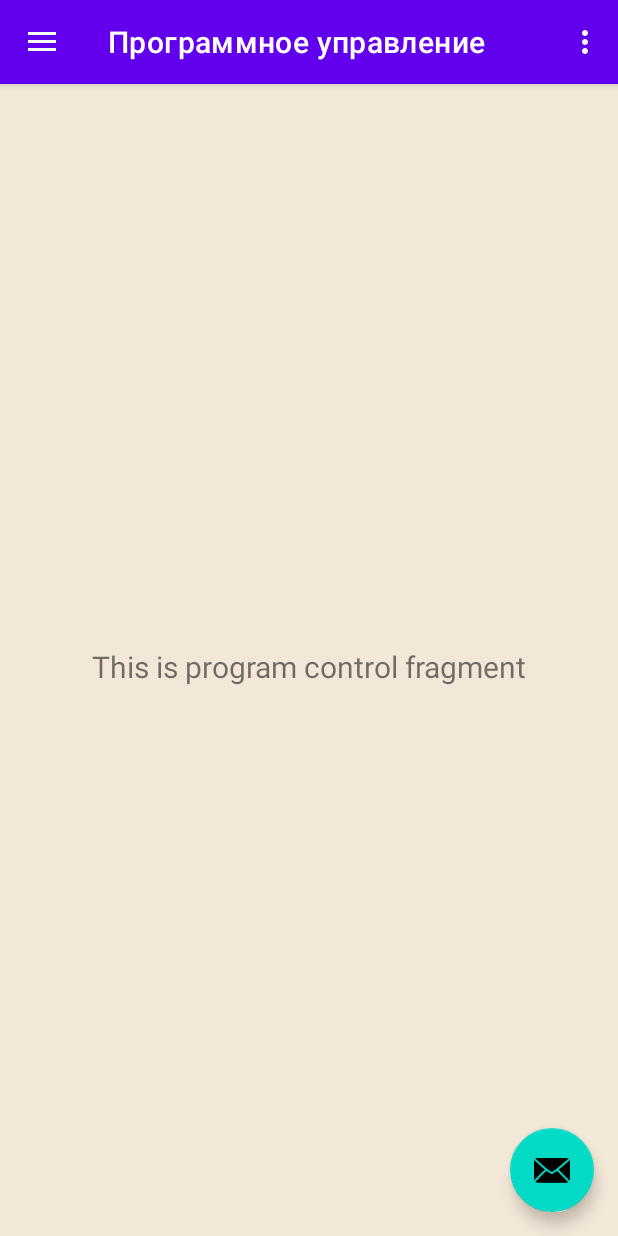
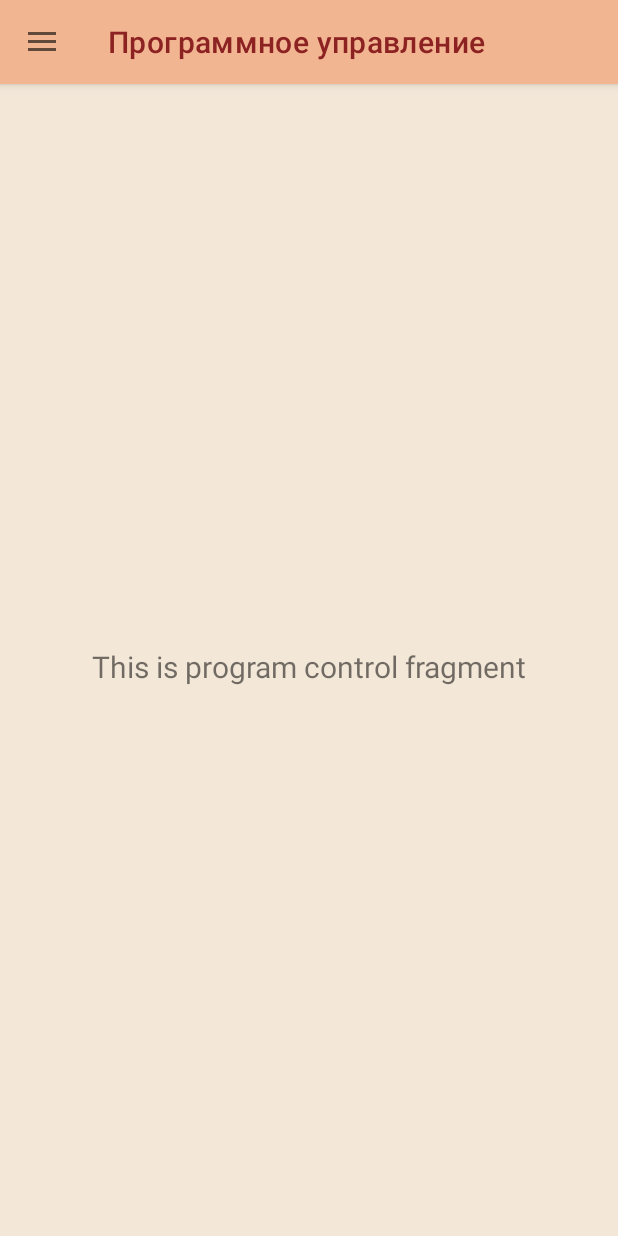
Before and after one commit to Barsatar/RobotArmClient, an Android app: the screen it shows after launch (MainActivity), on a phone screen of 412 x 824 dp. Run offline under Robolectric (Android 15) with nearby library versions, the phone set to English and light mode, and no system bars; our stand-ins replace navigation-ui; Roboto replaces fonts that are not available here.

Commit message:
Настройка Toolbar.

```diff
--- a/app/src/main/AndroidManifest.xml
+++ b/app/src/main/AndroidManifest.xml
@@ -7,9 +7,9 @@
             android:allowBackup="true"
             android:dataExtractionRules="@xml/data_extraction_rules"
             android:fullBackupContent="@xml/backup_rules"
-            android:icon="@mipmap/ic_launcher"
+            android:icon="@drawable/ic_menu_robot_arm"
             android:label="@string/app_name"
-            android:roundIcon="@mipmap/ic_launcher_round"
+            android:roundIcon="@drawable/ic_menu_robot_arm"
             android:supportsRtl="true"
             android:theme="@style/Theme.RobotArmClient"
             tools:targetApi="31">
--- a/app/src/main/java/com/example/robotarmclient/MainActivity.java
+++ b/app/src/main/java/com/example/robotarmclient/MainActivity.java
@@ -26,13 +26,7 @@ public class MainActivity extends AppCompatActivity {
         setContentView(binding.getRoot());
 
         setSupportActionBar(binding.appBarMain.toolbar);
-        binding.appBarMain.fab.setOnClickListener(new View.OnClickListener() {
-            @Override
-            public void onClick(View view) {
-                Snackbar.make(view, "Replace with your own action", Snackbar.LENGTH_LONG)
-                        .setAction("Action", null).show();
-            }
-        });
+
         DrawerLayout drawer = binding.drawerLayout;
         NavigationView navigationView = binding.navView;
         // Passing each menu ID as a set of Ids because each
@@ -47,13 +41,6 @@ public class MainActivity extends AppCompatActivity {
     }
 
     @Override
-    public boolean onCreateOptionsMenu(Menu menu) {
-        // Inflate the menu; this adds items to the action bar if it is present.
-        getMenuInflater().inflate(R.menu.main, menu);
-        return true;
-    }
-
-    @Override
     public boolean onSupportNavigateUp() {
         NavController navController = Navigation.findNavController(this, R.id.nav_host_fragment_content_main);
         return NavigationUI.navigateUp(navController, mAppBarConfiguration)
--- a/app/src/main/res/layout/app_bar_main.xml
+++ b/app/src/main/res/layout/app_bar_main.xml
@@ -9,27 +9,17 @@
 
     <com.google.android.material.appbar.AppBarLayout
             android:layout_height="wrap_content"
-            android:layout_width="match_parent"
-            android:theme="@style/Theme.RobotArmClient.AppBarOverlay">
+            android:layout_width="match_parent">
 
         <androidx.appcompat.widget.Toolbar
                 android:id="@+id/toolbar"
                 android:layout_width="match_parent"
-                android:background="?attr/colorPrimary"
-                app:popupTheme="@style/Theme.RobotArmClient.PopupOverlay"
+                android:background="@color/bg_2"
+                app:titleTextColor="@color/menu_icon"
                 android:layout_height="?attr/actionBarSize"/>
 
     </com.google.android.material.appbar.AppBarLayout>
 
     <include layout="@layout/content_main"/>
 
-    <com.google.android.material.floatingactionbutton.FloatingActionButton
-            android:id="@+id/fab"
-            android:layout_width="wrap_content"
-            android:layout_height="wrap_content"
-            android:layout_gravity="bottom|end"
-            android:layout_marginEnd="@dimen/fab_margin"
-            android:layout_marginBottom="16dp"
-            app:srcCompat="@android:drawable/ic_dialog_email"/>
-
 </androidx.coordinatorlayout.widget.CoordinatorLayout>
--- a/app/src/main/res/menu/main.xml
+++ /dev/null
@@ -1,8 +0,0 @@
-<?xml version="1.0" encoding="utf-8"?>
-<menu xmlns:android="http://schemas.android.com/apk/res/android"
-      xmlns:app="http://schemas.android.com/apk/res-auto">
-    <item android:id="@+id/action_settings"
-          android:title="@string/action_settings"
-          android:orderInCategory="100"
-          app:showAsAction="never"/>
-</menu>
--- a/app/src/main/res/mipmap-anydpi-v26/ic_launcher.xml
+++ /dev/null
@@ -1,5 +0,0 @@
-<?xml version="1.0" encoding="utf-8"?>
-<adaptive-icon xmlns:android="http://schemas.android.com/apk/res/android">
-    <background android:drawable="@drawable/ic_launcher_background"/>
-    <foreground android:drawable="@drawable/ic_launcher_foreground"/>
-</adaptive-icon>
--- a/app/src/main/res/mipmap-anydpi-v26/ic_launcher_round.xml
+++ /dev/null
@@ -1,5 +0,0 @@
-<?xml version="1.0" encoding="utf-8"?>
-<adaptive-icon xmlns:android="http://schemas.android.com/apk/res/android">
-    <background android:drawable="@drawable/ic_launcher_background"/>
-    <foreground android:drawable="@drawable/ic_launcher_foreground"/>
-</adaptive-icon>
--- a/app/src/main/res/values-night/themes.xml
+++ b/app/src/main/res/values-night/themes.xml
@@ -1,6 +1,6 @@
 <resources xmlns:tools="http://schemas.android.com/tools">
     <!-- Base application theme. -->
-    <style name="Theme.RobotArmClient" parent="Theme.MaterialComponents.DayNight.DarkActionBar">
+    <style name="Theme.RobotArmClient" parent="Theme.MaterialComponents.Light">
         <!-- Primary brand color. -->
         <item name="colorPrimary">@color/purple_200</item>
         <item name="colorPrimaryVariant">@color/purple_700</item>
--- a/app/src/main/res/values/themes.xml
+++ b/app/src/main/res/values/themes.xml
@@ -1,6 +1,6 @@
 <resources xmlns:tools="http://schemas.android.com/tools">
     <!-- Base application theme. -->
-    <style name="Theme.RobotArmClient" parent="Theme.MaterialComponents.DayNight.DarkActionBar">
+    <style name="Theme.RobotArmClient" parent="Theme.MaterialComponents.Light">
         <!-- Primary brand color. -->
         <item name="colorPrimary">@color/purple_500</item>
         <item name="colorPrimaryVariant">@color/purple_700</item>
@@ -17,6 +17,6 @@
         <item name="windowActionBar">false</item>
         <item name="windowNoTitle">true</item>
     </style>
-    <style name="Theme.RobotArmClient.AppBarOverlay" parent="ThemeOverlay.AppCompat.Dark.ActionBar"/>
+    <style name="Theme.RobotArmClient.AppBarOverlay" parent="ThemeOverlay.AppCompat.Light"/>
     <style name="Theme.RobotArmClient.PopupOverlay" parent="ThemeOverlay.AppCompat.Light"/>
 </resources>
```
Also changed, not shown: app/src/main/res/drawable-v24/ic_launcher_foreground.xml (deleted, +0 -31 lines), app/src/main/res/drawable/ic_menu.xml (added, +9 -0 lines), app/src/main/res/mipmap-hdpi/ic_launcher.webp (deleted), app/src/main/res/mipmap-hdpi/ic_launcher_round.webp (deleted), app/src/main/res/mipmap-mdpi/ic_launcher.webp (deleted), app/src/main/res/mipmap-mdpi/ic_launcher_round.webp (deleted), app/src/main/res/mipmap-xhdpi/ic_launcher.webp (deleted), app/src/main/res/mipmap-xhdpi/ic_launcher_round.webp (deleted), app/src/main/res/mipmap-xxhdpi/ic_launcher.webp (deleted), app/src/main/res/mipmap-xxhdpi/ic_launcher_round.webp (deleted), app/src/main/res/mipmap-xxxhdpi/ic_launcher.webp (deleted), app/src/main/res/mipmap-xxxhdpi/ic_launcher_round.webp (deleted).
